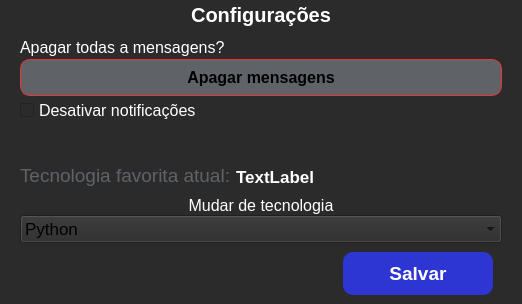
This is .ui/conf.ui in ryanbsdeveloper/opensource-chat as Qt 5 draws it before an edit. The edited form follows.
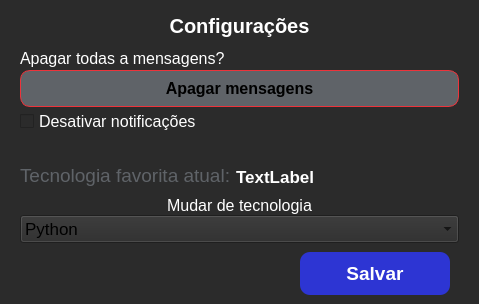
This is the edited form. Icons and pictures are not drawn.

What changed in the file:
```diff
--- a/.ui/conf.ui
+++ b/.ui/conf.ui
@@ -1,34 +1,61 @@
 <?xml version="1.0" encoding="UTF-8"?>
 <ui version="4.0">
  <class>Conf</class>
- <widget class="QWidget" name="Conf">
+ <widget class="QDialog" name="Conf">
+  <property name="windowModality">
+   <enum>Qt::WindowModal</enum>
+  </property>
   <property name="geometry">
    <rect>
     <x>0</x>
     <y>0</y>
-    <width>522</width>
+    <width>479</width>
     <height>304</height>
    </rect>
   </property>
+  <property name="minimumSize">
+   <size>
+    <width>479</width>
+    <height>304</height>
+   </size>
+  </property>
+  <property name="maximumSize">
+   <size>
+    <width>479</width>
+    <height>304</height>
+   </size>
+  </property>
   <property name="windowTitle">
-   <string>Form</string>
+   <string>Configuração</string>
   </property>
   <property name="windowIcon">
    <iconset resource="../resources/resources.qrc">
     <normaloff>:/icons/gear-solid.svg</normaloff>:/icons/gear-solid.svg</iconset>
   </property>
+  <property name="autoFillBackground">
+   <bool>true</bool>
+  </property>
   <property name="styleSheet">
    <string notr="true">background-color: rgb(43, 43, 43);</string>
   </property>
+  <property name="inputMethodHints">
+   <set>Qt::ImhNone</set>
+  </property>
+  <property name="modal">
+   <bool>true</bool>
+  </property>
   <layout class="QVBoxLayout" name="verticalLayout">
-   <property name="topMargin">
-    <number>0</number>
-   </property>
    <property name="bottomMargin">
     <number>0</number>
    </property>
    <item>
     <widget class="QFrame" name="frame">
+     <property name="maximumSize">
+      <size>
+       <width>461</width>
+       <height>16777215</height>
+      </size>
+     </property>
      <property name="frameShape">
       <enum>QFrame::NoFrame</enum>
      </property>
@@ -161,7 +188,8 @@
 QPushButton{
 background-color:#5f6368;
 border:1px solid rgb(237, 51, 59);
-border-radius:10px
+border-radius:10px;
+outline:0
 }
 QPushButton:hover{
 color:rgb(237, 51, 59);
@@ -215,7 +243,7 @@
               <property name="styleSheet">
                <string notr="true">
 QCheckBox{
-color:white
+color:white;outline:0
 }</string>
               </property>
               <property name="text">
@@ -360,6 +388,9 @@
                    <pointsize>13</pointsize>
                   </font>
                  </property>
+                 <property name="styleSheet">
+                  <string notr="true">outline:0</string>
+                 </property>
                  <property name="maxVisibleItems">
                   <number>12</number>
                  </property>
@@ -533,12 +564,16 @@
                       <bold>true</bold>
                      </font>
                     </property>
+                    <property name="cursor">
+                     <cursorShape>PointingHandCursor</cursorShape>
+                    </property>
                     <property name="styleSheet">
                      <string notr="true">color: rgb(255, 255, 255);
 background-color: rgb(45, 53, 211);
 border:0;
 padding:10px;
-border-radius:10px</string>
+border-radius:10px;
+outline:0</string>
                     </property>
                     <property name="text">
                      <string>Salvar</string>
```
